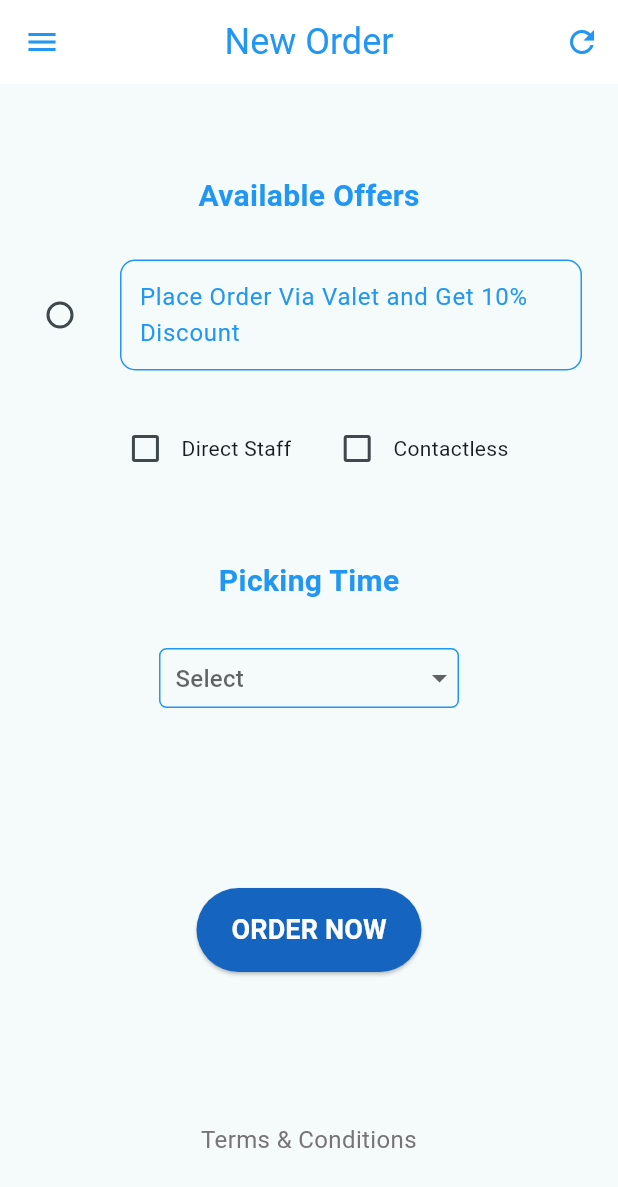
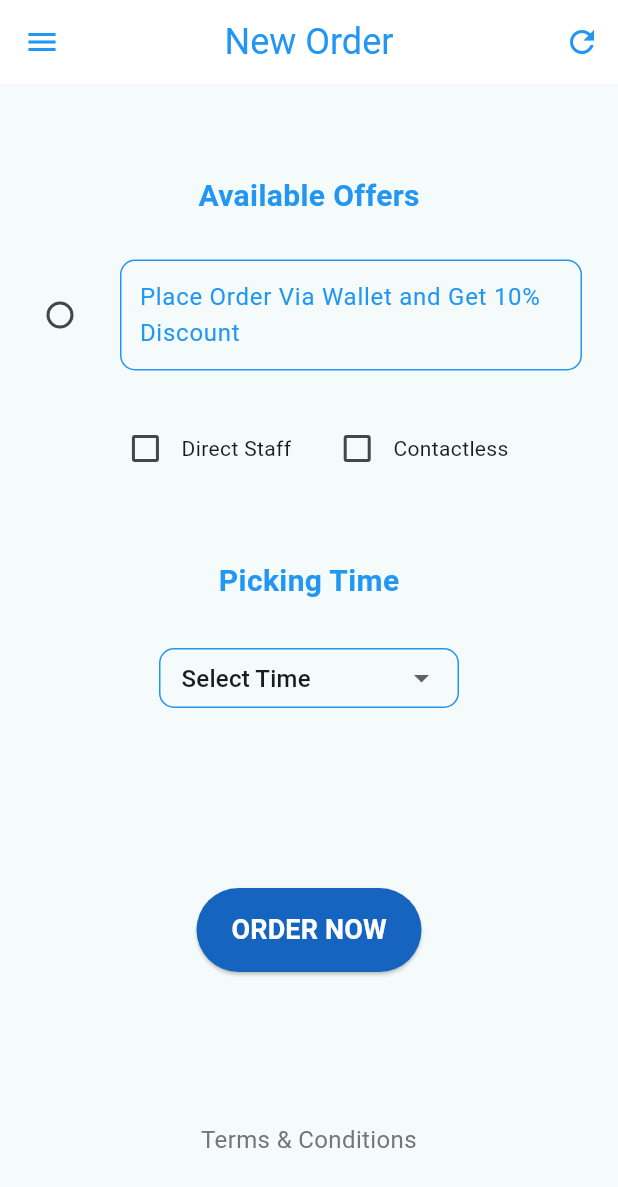
Before and after one commit to abhisheksr227/integrate3_screen, a Flutter app: the CustomerNewOrder screen opened directly, on a phone screen of 412 x 824 dp. Shown: the top 1187 px of the screen. Run offline on Flutter 3.47's test engine with Material 2 defaults, Android fonts, the phone set to English and light mode, and no system bars; our stand-ins replace charts_flutter, dots_indicator, fl_chart, google_maps_flutter, pie_chart; missing offline and left inert: another_stepper.

Commit message:
git commit -m "second commit"

```diff
--- a/lib/Customers/NewOrder.dart
+++ b/lib/Customers/NewOrder.dart
@@ -1,7 +1,5 @@
 import 'package:flutter/cupertino.dart';
 import 'package:flutter/material.dart';
-
-import '15-19/Contactless_Mode.dart';
 
 class CustomerNewOrder extends StatefulWidget {
   const CustomerNewOrder({Key? key}) : super(key: key);
@@ -11,25 +9,13 @@ class CustomerNewOrder extends StatefulWidget {
 }
 
 class _CustomerNewOrderState extends State<CustomerNewOrder> {
-  String Complaint = 'Select';
-  List<String> elements = ['9:00 am to 11:00 am','11:00 am to 01:00 pm','01:00 pm to 03:00 pm'];
+
   String selectedOption = '';
   bool expressSelected = false;
   bool normalSelected = false;
-  TimeOfDay? selectedTime;
+  String Time = 'Select Time';
+  List<String> Timerange = ['Select Time','09:00am to 11:00am','11:00am to 01:00pm','01:00pm to 03:00pm',];
 
-  Future<void> _selectTime(BuildContext context) async {
-    final TimeOfDay? pickedTime = await showTimePicker(
-      context: context,
-      initialTime: TimeOfDay.now(),
-    );
-
-    if (pickedTime != null) {
-      setState(() {
-        selectedTime = pickedTime;
-      });
-    }
-  }
 
   @override
   Widget build(BuildContext context) {
@@ -91,7 +77,7 @@ class _CustomerNewOrderState extends State<CustomerNewOrder> {
                 ),
                 padding: EdgeInsets.all(12),
                 child: Text(
-                  'Place Order Via Valet and Get 10% Discount',
+                  'Place Order Via Wallet and Get 10% Discount',
                   style: TextStyle(
                     fontSize: 16,
                     color: Colors.blue,
@@ -127,9 +113,6 @@ class _CustomerNewOrderState extends State<CustomerNewOrder> {
               ],
             ),
             SizedBox(height: 50),
-            Column(
-              crossAxisAlignment: CrossAxisAlignment.center,
-              children: [
             Text(
               'Picking Time',
               style: TextStyle(
@@ -140,35 +123,33 @@ class _CustomerNewOrderState extends State<CustomerNewOrder> {
             ),
             SizedBox(height: 30),
             Container(
+              height: 40,
               width: 200,
-                  height: 40,
               decoration: BoxDecoration(
-                      borderRadius: BorderRadius.circular(5),
+                  borderRadius: BorderRadius.circular(10),
                   border: Border.all(color: Colors.blue)),
               child: DropdownButtonFormField(
                   validator: (d) {
-                        if (d!.contains('Select')) {
-                          return 'Select';
+                    if (d!.contains('Select Your Time')) {
+                      return 'Select Your Time';
                     }
                     return null;
                   },
                   decoration: InputDecoration(
-                        border: InputBorder.none,
-                        contentPadding: EdgeInsets.only(bottom: 10),
+                    border: OutlineInputBorder(borderSide: BorderSide.none),
+                    contentPadding: EdgeInsets.only(),
                     prefix: SizedBox(
                       width: 10,
                     ),
-                        hintText: 'Select',
-                      ), value: Complaint,
-                      items: elements.map((e) => DropdownMenuItem(value: e,child: Text(e),)).toList(),
+                    hintText: 'Select Your TIme',
+                  ),
+                  value: Time,
+                  items: Timerange.map((e) => DropdownMenuItem(value: e,child: Text(e),)).toList(),
                   onChanged: (v) {
                     setState(() {
-                          Complaint = v!;
+                      Time = v!;
                     });
-                      }
-                  ),
-                ),
-              ],
+                  }),
             ),
             SizedBox(height: 120),
             SizedBox(width: 150,
```
Lines whose indentation alone changed are shown as unchanged.
